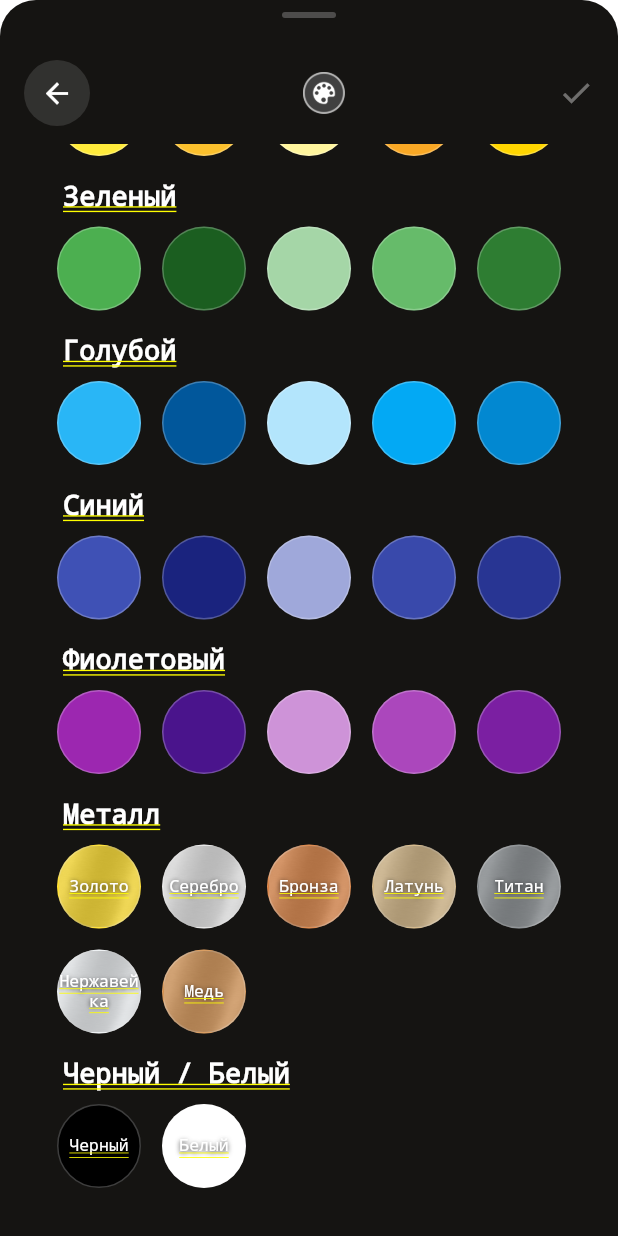
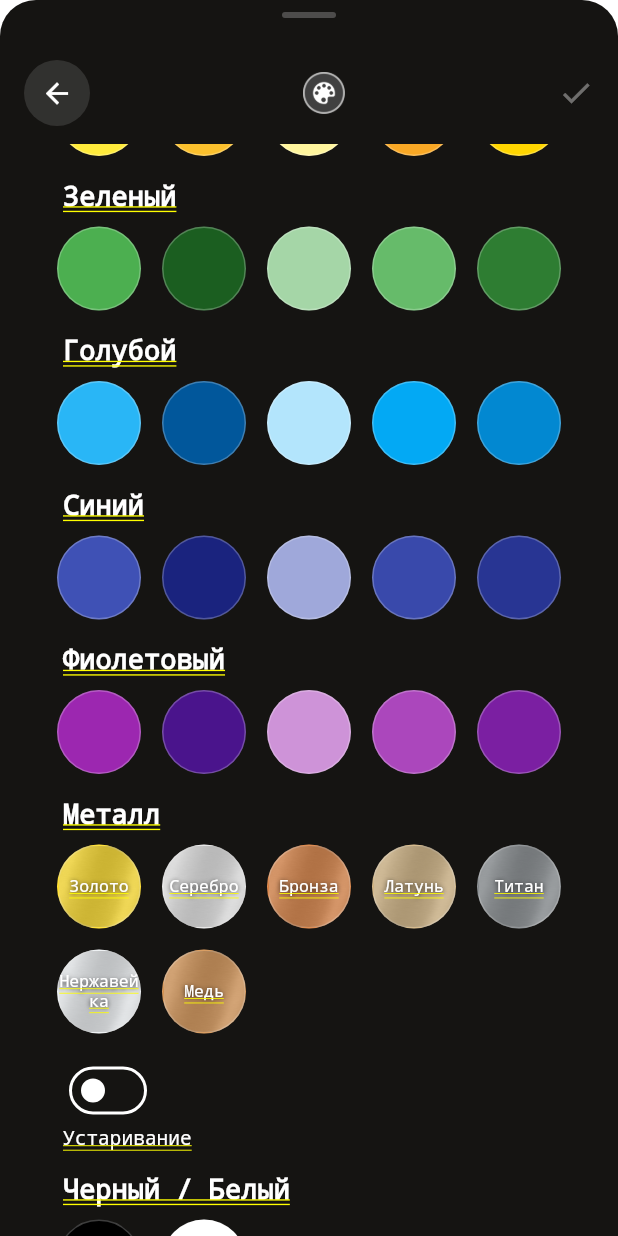
Before and after one commit to hovtsamsung5677/cham2, a Flutter app: the ColorPaletteScreen screen opened by its route, scrolled down 293 dp, on a phone screen of 412 x 824 dp. Run offline on Flutter 3.47's test engine with Material 3 defaults, Android fonts, the phone set to English and light mode, and no system bars; our stand-ins replace camera, flutter_dotenv, image_picker, permission_handler, share_plus, video_player and 1 more; missing offline and left inert: flex_color_picker, gal.

Commit message:
крайняя версия

```diff
--- a/client/lib/screens/color_palette_screen.dart
+++ b/client/lib/screens/color_palette_screen.dart
@@ -238,12 +238,45 @@ class _ColorPaletteScreenState extends State<ColorPaletteScreen> {
                     );
                   }),
                 ),
+                if (isMetal) const _PatinaToggle(),
               ],
             ),
           );
         }),
         const SizedBox(height: 16),
       ],
+    );
+  }
+}
+
+class _PatinaToggle extends StatelessWidget {
+  const _PatinaToggle();
+
+  @override
+  Widget build(BuildContext context) {
+    final patinaMode = context.select<AppState, bool>((s) => s.patinaMode);
+    return Padding(
+      padding: const EdgeInsets.only(top: 14, left: 4),
+      child: Column(
+        crossAxisAlignment: CrossAxisAlignment.start,
+        mainAxisSize: MainAxisSize.min,
+        children: [
+          Switch(
+            value: patinaMode,
+            onChanged: (value) {
+              context.read<AppState>().setPatinaMode(value);
+            },
+          ),
+          const Text(
+            'Устаривание',
+            style: TextStyle(
+              color: Colors.white,
+              fontSize: 13,
+              fontWeight: FontWeight.w400,
+            ),
+          ),
+        ],
+      ),
     );
   }
 }
```
Also changed, not shown: client/lib/widgets/video_loading_overlay.dart (+8 -8 lines), 1 other file.
